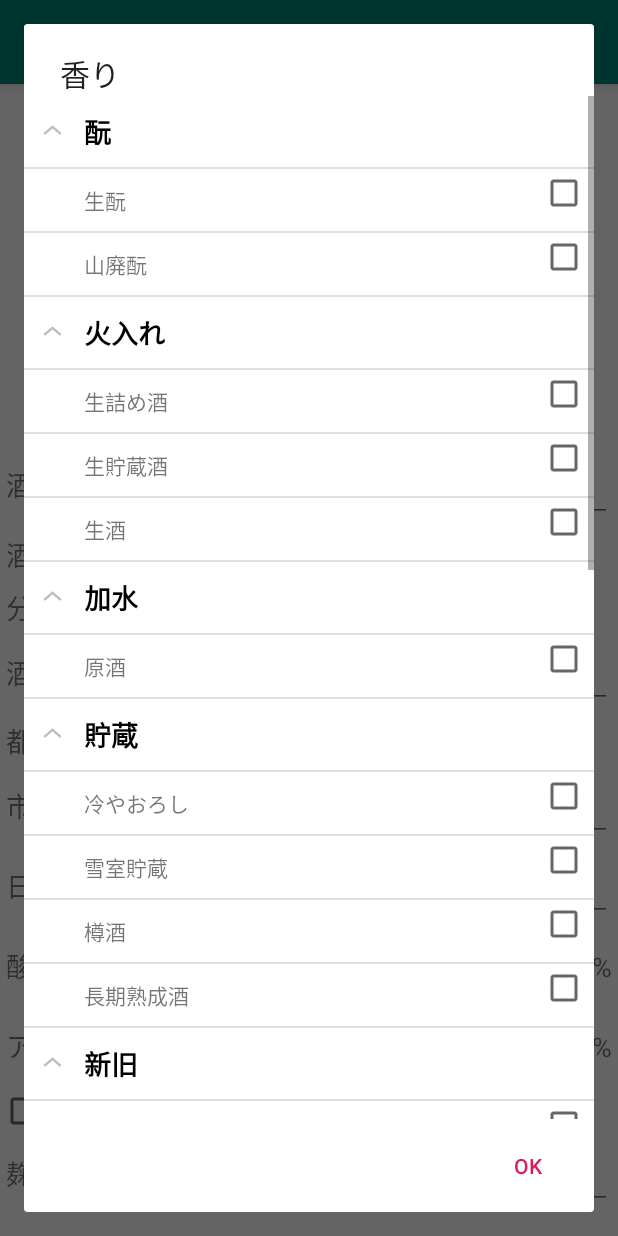
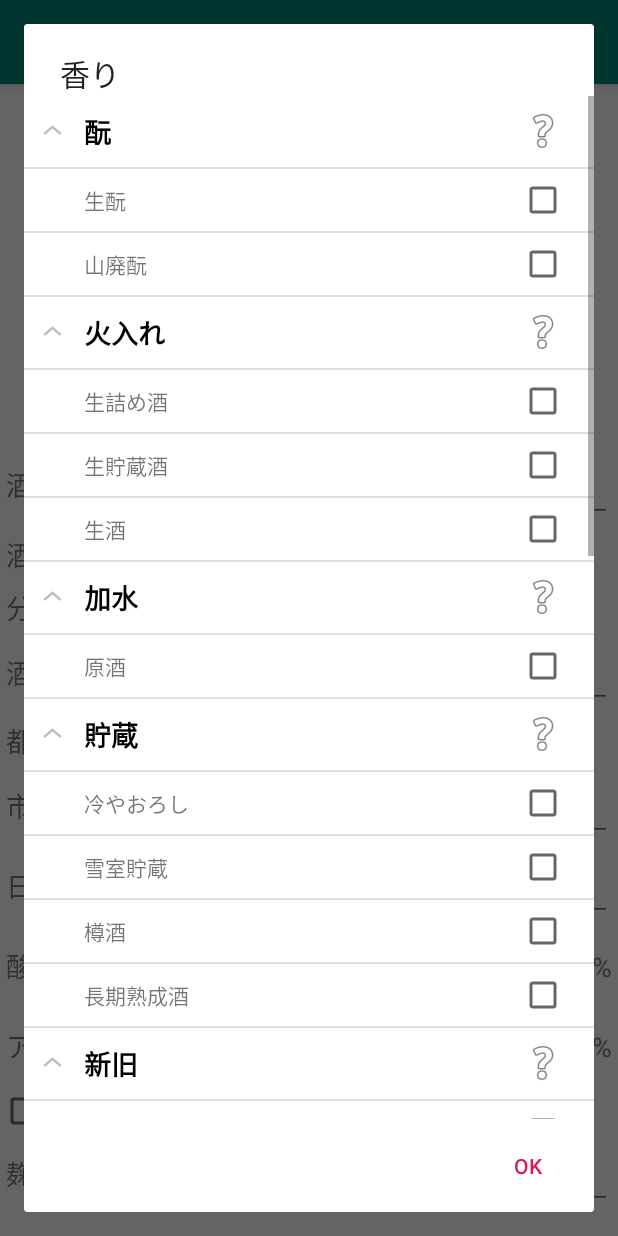
Before and after one commit to pyth0n14n/TastingGenie, an Android app: the fragment SakeInformationFragment placed in its activity, after a tap on an icon or button, on a phone screen of 412 x 824 dp. Run offline under Robolectric (Android 15) with nearby library versions, the phone set to English and light mode, and no system bars; libraries missing offline, so code that uses them is left out: org.jetbrains.anko; 10 statements that could not run were skipped; 1 other tap on this screen came first.

Commit message:
酒分類のヘルプを実装

```diff
--- a/app/src/main/java/psycho/mountain/tastinggenie/SakeInformationFragment.kt
+++ b/app/src/main/java/psycho/mountain/tastinggenie/SakeInformationFragment.kt
@@ -3,6 +3,7 @@ package psycho.mountain.tastinggenie
 import android.app.AlertDialog
 import android.content.Context
 import android.content.DialogInterface
+import android.graphics.Color
 import android.net.Uri
 import android.os.Bundle
 import android.support.v4.app.Fragment
@@ -11,10 +12,13 @@ import android.view.LayoutInflater
 import android.view.View
 import android.view.ViewGroup
 import android.widget.*
+import kotlinx.android.synthetic.main.dialog_hint.*
 import kotlinx.android.synthetic.main.fragment_sake_information.*
 import org.jetbrains.anko.backgroundColor
+import org.jetbrains.anko.padding
 import org.jetbrains.anko.sdk27.coroutines.onFocusChange
 import org.jetbrains.anko.sdk27.coroutines.onGroupClick
+import org.jetbrains.anko.textColor
 import psycho.mountain.tastinggenie.database.SakeList
 import psycho.mountain.tastinggenie.listview.CustomExpandableListAdapter
 import psycho.mountain.tastinggenie.listview.ExpandableCheckListAdapter
@@ -275,6 +279,42 @@ class SakeInformationFragment : Fragment() {
     }
 
     private fun dialogSakeType(context : Context) {
+        // ヒントの設定
+        val listDialogs: MutableList<AlertDialog> = arrayListOf()
+        listDialogs.add(dialogHintMsg(context, arrayListOf(
+            Pair("生酛", "酒母を手作業で作る製法．あらかじめ乳酸を加えずに，自然に生じる乳酸菌で酵母を殖やす"),
+            Pair("山廃酛", "生酛を製造する手順のうち，山卸（米をすり潰す作業）を廃したもの．"))))
+        listDialogs.add(dialogHintMsg(context, arrayListOf(
+            Pair("生詰め酒", "火入れして貯蔵し，火入れせずに瓶詰めするもの．"),
+            Pair("生貯蔵酒", "火入れせずに貯蔵し，火入れして瓶詰するもの．"),
+            Pair("生酒", "貯蔵時も瓶詰時も火入れしないもの"))))
+        listDialogs.add(dialogHintMsg(context, arrayListOf(
+            Pair("原酒", "加水せずに瓶詰した酒"))))
+        listDialogs.add(dialogHintMsg(context, arrayListOf(
+            Pair("冷やおろし", "火入れ後に，春・夏を蔵で貯蔵し，秋に火入れせずに瓶詰したもの"),
+            Pair("雪室貯蔵", "雪室で貯蔵したもの"),
+            Pair("樽酒", "樽で貯蔵したもの"),
+            Pair("長期熟成酒", "満3年以上蔵元で熟成させた、糖類添加酒を除く清酒"))))
+        listDialogs.add(dialogHintMsg(context, arrayListOf(
+            Pair("新酒", "酒造年度（7月～翌6月）内に出荷されたもの．冷やおろしは，秋口に出荷するため，新酒とはならない"),
+            Pair("古酒", "製造後1年以上経ったもの"))))
+        listDialogs.add(dialogHintMsg(context, arrayListOf(
+            Pair("にごり酒", "醪を目の粗い布で濾したもの"),
+            Pair("おり酒", "上槽後に，沈澱するのを待たずに澱と一緒に瓶詰したもの"))))
+        listDialogs.add(dialogHintMsg(context, arrayListOf(
+            Pair("荒走り", "絞り最初の部分を集めたもの"),
+            Pair("中汲み", "絞り途中の部分を集めたもの"),
+            Pair("責め", "絞りの最後の部分を集めたもの"),
+            Pair("雫酒", "醪の詰まった酒袋を吊るし，滴り落ちる雫だけを集めたもの"))))
+        listDialogs.add(dialogHintMsg(context, arrayListOf(
+            Pair("凍結酒", "シャーベット状に凍らせたもの"),
+            Pair("発砲酒", "炭酸ガスをふくむもの．スパークリング日本酒．発酵による方法や炭酸ガスを注入する方法がある．"))))
+        listDialogs.add(dialogHintMsg(context, arrayListOf(
+            Pair("生一本", "ひとつの製造場だけで醸造した純米酒．原義は，寒造りした酒を容器からそのまま瓶詰したもの．"),
+            Pair("貴醸酒", "仕込みの水の代わりに，日本酒を利用したもの"))))
+        listDialogs.add(dialogHintMsg(context, arrayListOf(
+            Pair("その他", "[内容を記載ください]"))))
+
         val listData = LinkedHashMap<String, List<String>>()
 
         listData["酛"] = arrayListOf("生酛", "山廃酛")
@@ -282,7 +322,7 @@ class SakeInformationFragment : Fragment() {
         listData["加水"] = arrayListOf("原酒")
         listData["貯蔵"] = arrayListOf("冷やおろし", "雪室貯蔵", "樽酒", "長期熟成酒")
         listData["新旧"] = arrayListOf("新酒", "古酒")
-        listData["濾し"] = arrayListOf("にごり酒", "おり酒")
+        listData["濾し"] = arrayListOf("にごり酒", "おり酒", "どぶろく")
         listData["絞り"] = arrayListOf("荒走り", "中汲み", "責め", "雫酒")
         listData["食感"] = arrayListOf("凍結酒", "発泡酒")
         listData["製造"] = arrayListOf("生一本", "貴醸酒")
@@ -290,7 +330,7 @@ class SakeInformationFragment : Fragment() {
 
         val view = ExpandableListView(context)
         val titleList: ArrayList<String> = ArrayList(listData.keys)
-        val adapter = ExpandableCheckListAdapter(context, titleList, listData, sake_information_type.text.split(","))
+        val adapter = ExpandableCheckListAdapter(context, titleList, listData, sake_information_type.text.split(","), listDialogs)
         val dialog = AlertDialog.Builder(context)
             .setTitle(R.string.label_scent)
             .setView(view)
@@ -332,7 +372,6 @@ class SakeInformationFragment : Fragment() {
         listData["四国"] = arrayListOf("徳島県", "香川県", "愛媛県", "高知県")
         listData["九州・沖縄"] = arrayListOf("福岡県", "佐賀県", "長崎県", "熊本県", "大分県", "宮崎県", "鹿児島県", "沖縄県")
 
-
         val view = ExpandableListView(context)
         val titleList: ArrayList<String> = ArrayList(listData.keys)
         val adapter = CustomExpandableListAdapter(context, titleList, listData)
@@ -351,4 +390,30 @@ class SakeInformationFragment : Fragment() {
         dialog.show()
     }
 
+    private fun dialogHintMsg(context : Context, msg: List<Pair<String, String>>): AlertDialog {
+        val viewLinearLayout = LinearLayout(context)
+        viewLinearLayout.orientation = LinearLayout.VERTICAL
+        viewLinearLayout.setPadding(20, 10, 20, 10)
+
+        // TODO: サイズのハードコード
+        msg.forEach {
+            val (title, description) = it
+            val viewTitle = TextView(context)
+            viewTitle.text = title
+            viewTitle.textSize = 22f //resources.getDimension(R.dimen.text_large)
+            viewTitle.textColor = Color.rgb(0x00, 0x00, 0x00)
+            val viewDescription = TextView(context)
+            viewDescription.text = description
+            viewDescription.textSize = 16f //resources.getDimension(R.dimen.text_normal)
+            viewDescription.setPadding(0, 5, 0, 18)
+
+            viewLinearLayout.addView(viewTitle)
+            viewLinearLayout.addView(viewDescription)
+        }
+
+        val dialog = AlertDialog.Builder(context)
+            .setView(viewLinearLayout)
+            .create()
+        return dialog
+    }
 }
--- a/app/src/main/java/psycho/mountain/tastinggenie/SakeReviewFragment.kt
+++ b/app/src/main/java/psycho/mountain/tastinggenie/SakeReviewFragment.kt
@@ -298,7 +298,7 @@ class SakeReviewFragment: Fragment() {
 
         val view = ExpandableListView(context)
         val titleList: ArrayList<String> = ArrayList(listData.keys)
-        val adapter = ExpandableCheckListAdapter(context, titleList, listData, textview.text.split(","))
+        val adapter = ExpandableCheckListAdapter(context, titleList, listData, textview.text.split(","), null)
 
         val dialog = AlertDialog.Builder(context)
             .setTitle(R.string.label_scent)
--- a/app/src/main/java/psycho/mountain/tastinggenie/listview/ExpandableCheckListAdapter.kt
+++ b/app/src/main/java/psycho/mountain/tastinggenie/listview/ExpandableCheckListAdapter.kt
@@ -1,5 +1,6 @@
 package psycho.mountain.tastinggenie.listview
 
+import android.app.AlertDialog
 import android.content.Context
 import android.graphics.Typeface
 import android.util.Log
@@ -7,15 +8,12 @@ import android.view.LayoutInflater
 import android.view.MotionEvent
 import android.view.View
 import android.view.ViewGroup
-import android.widget.BaseExpandableListAdapter
-import android.widget.CheckBox
-import android.widget.LinearLayout
-import android.widget.TextView
+import android.widget.*
 import org.jetbrains.anko.sdk27.coroutines.onTouch
 import psycho.mountain.tastinggenie.R
 
 
-class ExpandableCheckListAdapter internal constructor(private val context: Context, private val titleList: List<String>, private val dataList: HashMap<String, List<String>>, private val chekedList: List<String>)  : BaseExpandableListAdapter() {
+class ExpandableCheckListAdapter internal constructor(private val context: Context, private val titleList: List<String>, private val dataList: HashMap<String, List<String>>, private val chekedList: List<String>, private val hintDialogs: List<AlertDialog>?)  : BaseExpandableListAdapter() {
 
     // <parentID, childID>
     private val checkedItems :MutableSet<Pair<Long, Long>> = hashSetOf()
@@ -107,11 +105,24 @@ class ExpandableCheckListAdapter internal constructor(private val context: Conte
         val listTitle = getGroup(groupPosition) as String
         if (convertView == null) {
             val layoutInflater = this.context.getSystemService(Context.LAYOUT_INFLATER_SERVICE) as LayoutInflater
-            convertView = layoutInflater.inflate(R.layout.list_group, null)
+            if (this.hintDialogs == null) {
+                convertView = layoutInflater.inflate(R.layout.list_group, null)
+            }
+            else {
+                convertView = layoutInflater.inflate(R.layout.list_group_with_hint, null)
+            }
         }
         val listTitleTextView = convertView!!.findViewById<TextView>(R.id.listTitle)
         listTitleTextView.setTypeface(null, Typeface.BOLD)
         listTitleTextView.text = listTitle
+
+        this.hintDialogs?.let{
+            val hintButton = convertView!!.findViewById<ImageView>(R.id.expandableListGroupHint)
+            hintButton.setOnClickListener {
+                this.hintDialogs[groupPosition].show()
+            }
+
+        }
         return convertView
     }
 
--- a/app/src/main/res/layout/list_checklist_item.xml
+++ b/app/src/main/res/layout/list_checklist_item.xml
@@ -25,8 +25,8 @@
             android:id="@+id/expandableCheckBox"
             android:layout_width="wrap_content"
             android:layout_height="wrap_content"
-            android:layout_gravity="end"
-            android:layout_margin="@dimen/layout_margin"
+            android:layout_gravity="center"
+            android:layout_marginEnd="@dimen/text_normal"
             />
     <!--android:focusable="false"
     android:focusableInTouchMode="false"-->
--- /dev/null
+++ b/app/src/main/res/layout/list_group_with_hint.xml
@@ -0,0 +1,26 @@
+<?xml version="1.0" encoding="utf-8"?>
+<LinearLayout
+        xmlns:android="http://schemas.android.com/apk/res/android"
+        android:layout_width="match_parent" android:layout_height="match_parent"
+        android:orientation="horizontal">
+
+    <TextView
+            android:id="@+id/listTitle"
+            android:layout_width="match_parent"
+            android:layout_height="wrap_content"
+            android:paddingBottom="10dp"
+            android:paddingLeft="?android:attr/expandableListPreferredItemPaddingLeft"
+            android:paddingTop="10dp"
+            android:layout_weight="1"
+            android:textSize="@dimen/text_normal"
+            android:textColor="@android:color/black"/>
+
+    <ImageView
+            android:id="@+id/expandableListGroupHint"
+            android:layout_width="wrap_content"
+            android:layout_height="wrap_content"
+            android:layout_gravity="center"
+            android:layout_marginEnd="@dimen/text_normal"
+            android:src="@android:drawable/ic_menu_help"
+        />
+</LinearLayout>
--- a/app/src/main/res/values/colors.xml
+++ b/app/src/main/res/values/colors.xml
@@ -7,4 +7,6 @@
     <color name="colorRed">#880000</color>
     <color name="colorBlue">#000088</color>
     <color name="colorBlack">#000000</color>
+
+    <color name="colorGray">#333333</color>
 </resources>
```
Also changed, not shown: app/src/main/java/psycho/mountain/tastinggenie/SakeTypeDialog.kt (deleted, +0 -30 lines), app/src/main/res/layout/dialog_hint.xml (added, +23 -0 lines), app/src/main/res/layout/dialog_sake_type.xml (deleted, +0 -248 lines).
